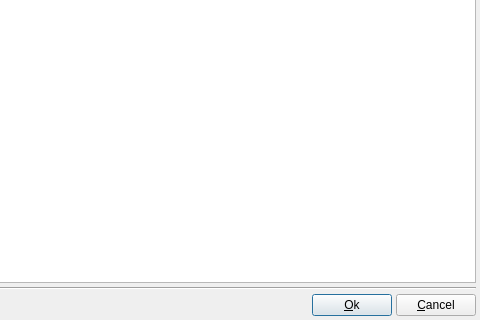
The window that DlgTransitionProperties.ui (boenki/ffdiaporama) describes before a commit, drawn with Qt 5; both pictures show x 358 to 838 and y 217 to 537 of the 838 by 537 pixel window.
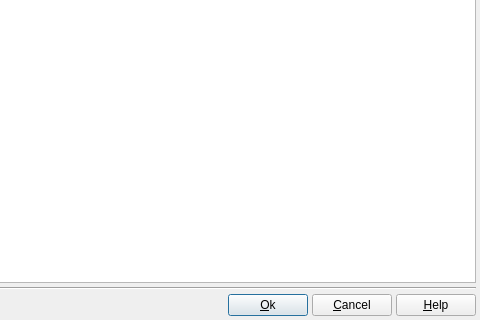
The same window after the commit. Icons and pictures are not drawn.

```diff
--- a/DlgTransitionProperties.ui
+++ b/DlgTransitionProperties.ui
@@ -279,6 +279,17 @@
        </property>
       </widget>
      </item>
+     <item>
+      <widget class="QPushButton" name="HelpBT">
+       <property name="text">
+        <string>&amp;Help</string>
+       </property>
+       <property name="icon">
+        <iconset>
+         <normaloff>icons/help.png</normaloff>icons/help.png</iconset>
+       </property>
+      </widget>
+     </item>
     </layout>
    </item>
   </layout>
```
